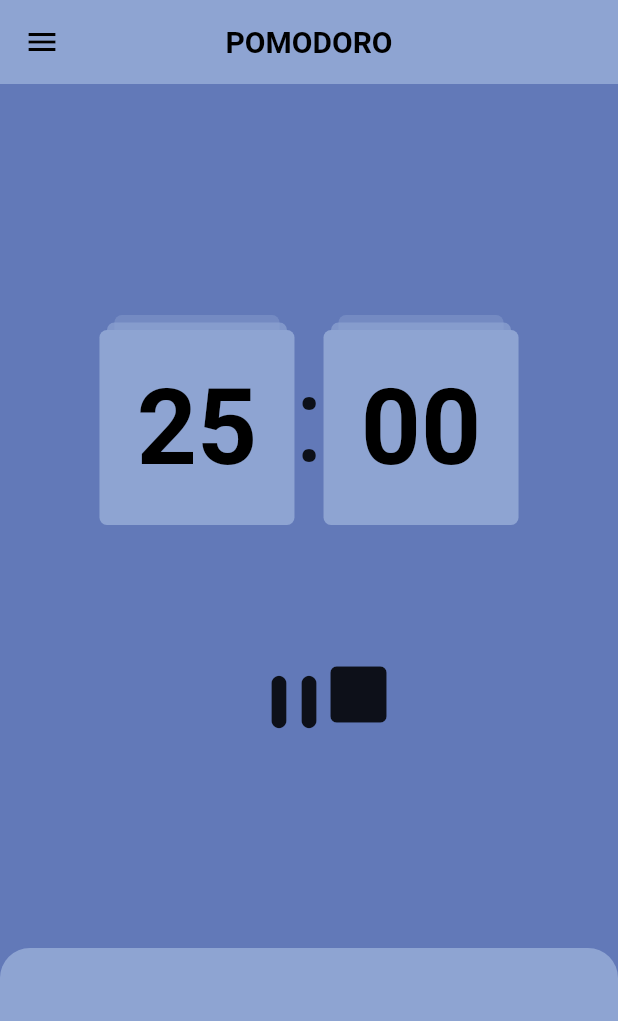
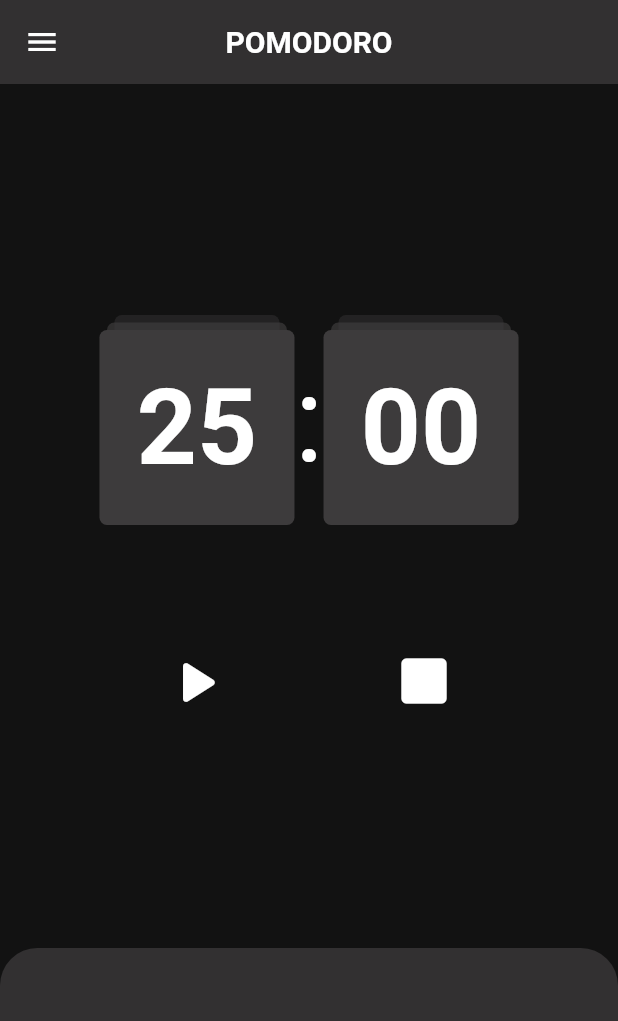
Before and after one commit to JoohanJin/POMODORO, a Flutter app: the screen it shows after launch, after a tap on the "play arrow" icon, on a phone screen of 412 x 824 dp. Shown: the top 1021 px of the screen. Run offline on Flutter 3.47's test engine with Material 2 defaults, Android fonts, the phone set to English and light mode, and no system bars; missing offline and left inert: pausable_timer.

Commit message:
completed the buttons on the main screen

```diff
--- a/lib/main.dart
+++ b/lib/main.dart
@@ -29,7 +29,7 @@ class MainApp extends StatelessWidget {
           surface: Color(0xff121212), // scaffld
         ),
       ),
-      themeMode: ThemeMode.light,
+      themeMode: ThemeMode.dark,
       home: const HomeScreen(),
     );
   }
--- a/lib/screens/home_screen.dart
+++ b/lib/screens/home_screen.dart
@@ -12,7 +12,10 @@ class HomeScreen extends StatefulWidget {
   State<HomeScreen> createState() => _HomeScreenState();
 }
 
-class _HomeScreenState extends State<HomeScreen> {
+class _HomeScreenState extends State<HomeScreen>
+    with SingleTickerProviderStateMixin {
+  late AnimationController animationController;
+
   static const _fiveMinutesToSeconds = 300; // for breaktime
   static const _fifteenMinutesToSeconds = 900;
   static const _twentyMinutesToSeconds = 1200;
@@ -35,13 +38,17 @@ class _HomeScreenState extends State<HomeScreen> {
     const Duration(seconds: 1),
     onTick,
   ); //let's initialize the timer
-  bool started = false;
   bool isBreak = false;
   int totalPomodoros = 0;
+  bool isReset = true;
 
   @override
   void initState() {
     super.initState();
+    animationController = AnimationController(
+      vsync: this,
+      duration: const Duration(seconds: 2),
+    );
   }
 
   String timerFormat(int seconds) {
@@ -62,9 +69,9 @@ class _HomeScreenState extends State<HomeScreen> {
   }
 
   void onPlayPauseTap() {
-    started = !started;
     setState(() {
-      if (started) {
+      isReset = false;
+      if (!timer.isActive) {
         timer.start();
       } else {
         timer.pause();
@@ -73,8 +80,10 @@ class _HomeScreenState extends State<HomeScreen> {
   }
 
   void onResetButtonTap() {
-    started = false;
     setState(() {
+      // timer.cancel(); // timer cannot be used again after it is cancelled
+      timer.reset();
+      isReset = true;
       timer.pause();
       displaySeconds = _defaultSeconds;
     });
@@ -127,56 +136,45 @@ class _HomeScreenState extends State<HomeScreen> {
                   SizedBox(
                     height: 50,
                     child: ListView(
+                      //timer selection button
                       children: const [],
                     ),
                   ),
-                  !started
-                      ? Center(
+                  if (isReset)
+                    Center(
                       child: IconButton(
+                        padding: EdgeInsets.zero,
                         onPressed: onPlayPauseTap,
                         icon: const Icon(
                           Icons.play_arrow_rounded,
-                              size: 60,
+                          size: 50,
                         ),
                       ),
                     )
-                      : Row(
-                          mainAxisAlignment: MainAxisAlignment.center,
+                  else
+                    Row(
+                      mainAxisAlignment: MainAxisAlignment.spaceEvenly,
                       children: [
                         IconButton(
+                          padding: EdgeInsets.zero,
                           onPressed: onPlayPauseTap,
-                              icon: const Icon(
-                                Icons.pause_rounded,
-                                size: 60,
+                          icon: Icon(
+                            timer.isActive
+                                ? Icons.pause_rounded
+                                : Icons.play_arrow_rounded,
+                            size: 50,
                           ),
                         ),
                         IconButton(
-                              onPressed: () {},
+                          padding: EdgeInsets.zero,
+                          onPressed: onResetButtonTap,
                           icon: const Icon(
                             Icons.square_rounded,
-                                size: 50,
+                            size: 40,
                           ),
                         )
                       ],
                     )
-                  /*
-                  Row(
-                    mainAxisAlignment: MainAxisAlignment.spaceEvenly,
-                    children: [
-                      started ? IconButton(
-                            onPressed = onPlayPauseTap,
-                            icon = const Icon(Icons.play_arrow_rounded),
-                          ) :
-                      /*IconButton(
-                        // maybe need to change ->
-                        onPressed: onPlayPauseTap,
-                        icon: Icon(started
-                            ? Icons.pause_rounded
-                            : Icons.play_arrow_rounded),
-                        iconSize: 60,
-                      ),*/
-                    ],
-                  ),*/
                 ], // Column Children
               ),
             ),
@@ -190,8 +188,8 @@ class _HomeScreenState extends State<HomeScreen> {
                     decoration: BoxDecoration(
                       color: Theme.of(context).colorScheme.primary,
                       borderRadius: const BorderRadius.only(
-                        topLeft: Radius.circular(20),
-                        topRight: Radius.circular(20),
+                        topLeft: Radius.circular(25),
+                        topRight: Radius.circular(25),
                       ),
                     ),
                   ),
```
Also changed, not shown: lib/widgets/main_buttons.dart (added), 2 other files. Lines whose indentation alone changed are shown as unchanged.
